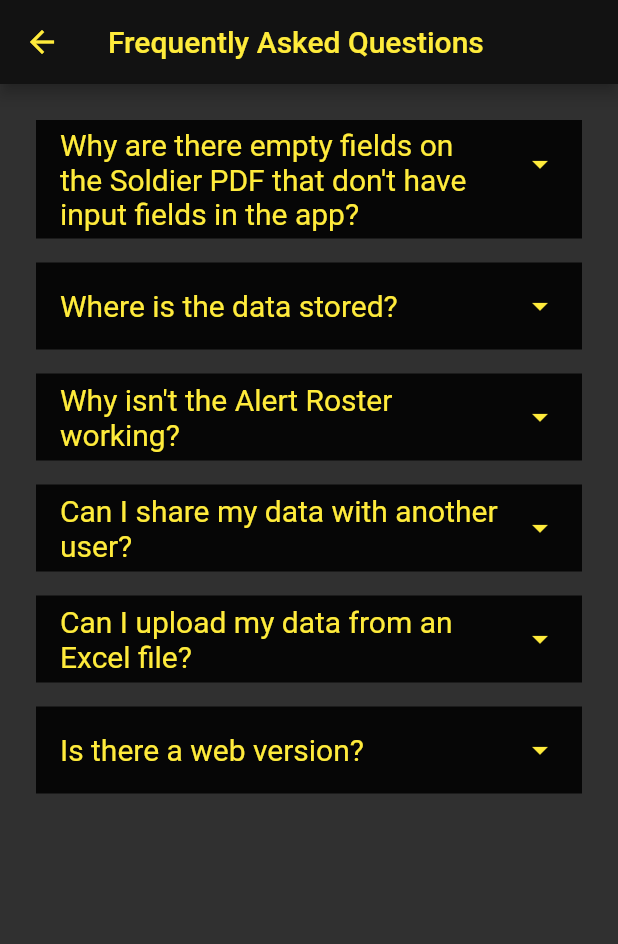
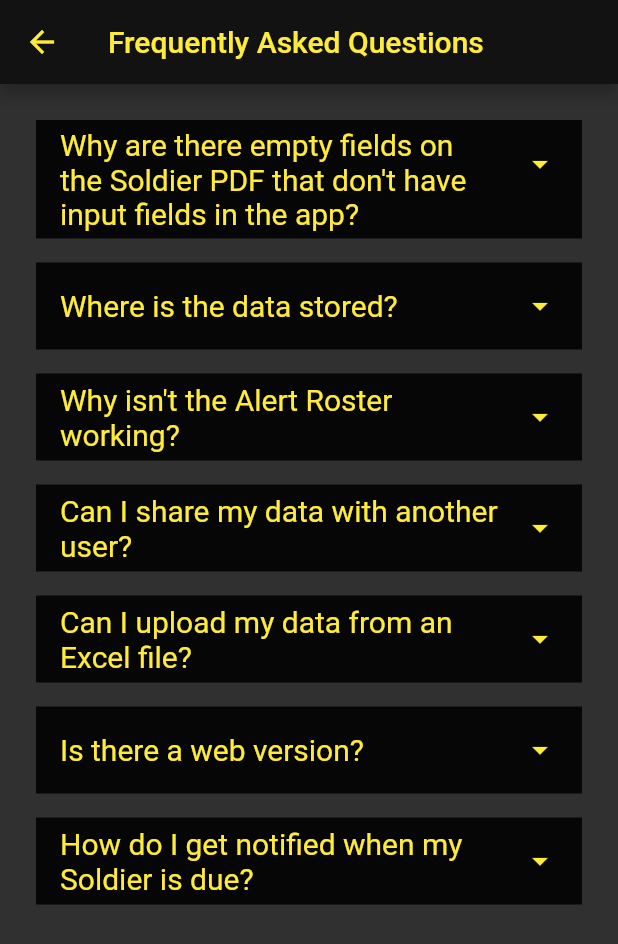
Before and after one commit to nonComBen/army-leaders-book, a Flutter app: the FaqPage screen opened by its route, on a phone screen of 412 x 824 dp. Shown: the top 944 px of the screen. Run offline on Flutter 3.47's test engine with Material 2 defaults, Android fonts, the phone set to English and light mode, and no system bars; our stand-ins replace cloud_firestore, cloud_functions, file_picker, firebase_analytics, firebase_auth, firebase_core and 16 more; missing offline and left inert: excel, firebase_app_check, launch_review, open_file_plus, pull_down_button, rate_my_app and 1 more; accounts and stored records are empty; generated files the repository leaves out were written again.

Commit message:
update whats new and faq

```diff
--- a/lib/pages/faq_page.dart
+++ b/lib/pages/faq_page.dart
@@ -132,6 +132,26 @@ class FaqPageState extends ConsumerState<FaqPage> {
         ),
       ),
     ),
+    Faq(
+      false,
+      'How do I get notified when my Soldier is due?',
+      Container(
+        padding: const EdgeInsets.all(16.0),
+        alignment: Alignment.centerLeft,
+        child: const Text(
+          'Notifications are available for ACFT, Body Composition, Weapons, Medpros, HR Metrics, '
+          'and Appointments. Notifications are scheduled for your device when you add/update a record '
+          'based on when the metric is due and when you want to be notified. You can adjust when the '
+          'metric is due and when you want to be notified in the Settings page. Appointment reminder '
+          'details are added when adding/updating the appointment. To add notifications to metrics that were '
+          'added before version 4.3.4, just view and update each record. Since the notifications are '
+          'stored in the app\'s memory on your device, if you uninstall and reinstall the app or want '
+          'notifications on another device, you will have to update the records again to get the notifications.',
+          textAlign: TextAlign.start,
+          style: TextStyle(fontSize: 18),
+        ),
+      ),
+    ),
   ];
 
   @override
```
Also changed, not shown: lib/methods/show_on_login.dart (+4 -8 lines), lib/pages/editPages/edit_weapon_page.dart (+6 -6 lines), lib/pages/tabs/rollup_tab.dart (+10 -8 lines), pubspec.yaml (+17 -17 lines), 2 other files.
